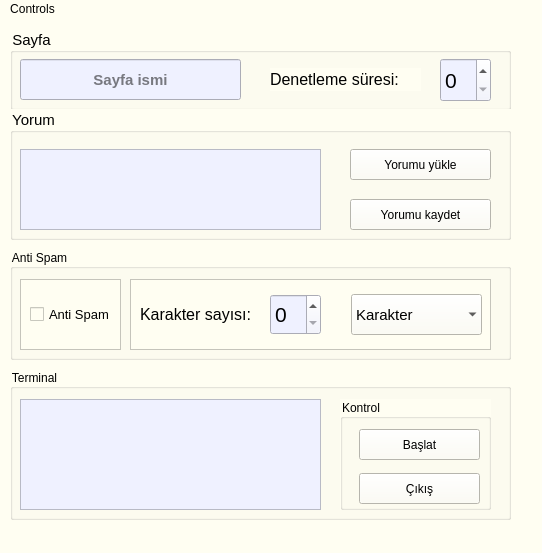
First picture: the form in ui_file/mainUI.ui, repository ramo828/instagram-auto-comment2, before the edit.
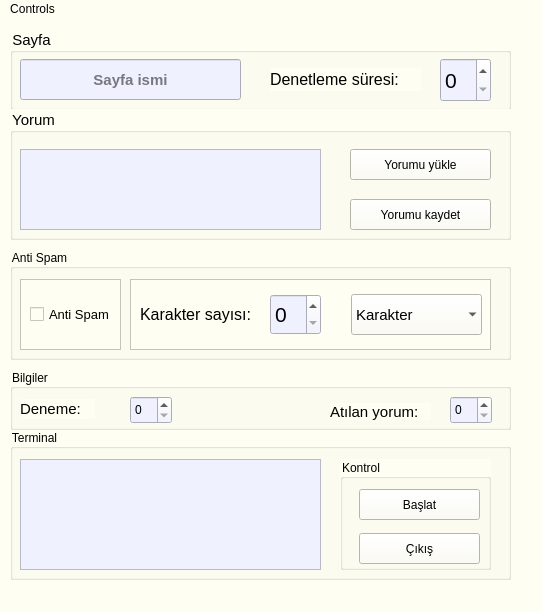
Second picture: the form after the edit. Icons and pictures are not drawn.

The edit to the form file:
```diff
--- a/ui_file/mainUI.ui
+++ b/ui_file/mainUI.ui
@@ -7,7 +7,7 @@
     <x>0</x>
     <y>0</y>
     <width>542</width>
-    <height>553</height>
+    <height>612</height>
    </rect>
   </property>
   <property name="font">
@@ -337,7 +337,7 @@
     <property name="geometry">
      <rect>
       <x>10</x>
-      <y>350</y>
+      <y>410</y>
       <width>501</width>
       <height>151</height>
      </rect>
@@ -413,6 +413,81 @@
      </widget>
     </widget>
    </widget>
+   <widget class="QGroupBox" name="groupBox">
+    <property name="geometry">
+     <rect>
+      <x>10</x>
+      <y>350</y>
+      <width>501</width>
+      <height>61</height>
+     </rect>
+    </property>
+    <property name="title">
+     <string>Bilgiler</string>
+    </property>
+    <widget class="QLabel" name="denme_label">
+     <property name="geometry">
+      <rect>
+       <x>10</x>
+       <y>30</y>
+       <width>75</width>
+       <height>20</height>
+      </rect>
+     </property>
+     <property name="font">
+      <font>
+       <pointsize>11</pointsize>
+      </font>
+     </property>
+     <property name="text">
+      <string>Deneme: </string>
+     </property>
+    </widget>
+    <widget class="QSpinBox" name="try_count">
+     <property name="geometry">
+      <rect>
+       <x>120</x>
+       <y>27</y>
+       <width>42</width>
+       <height>28</height>
+      </rect>
+     </property>
+     <property name="styleSheet">
+      <string notr="true">background-color: rgb(239, 241, 255)</string>
+     </property>
+    </widget>
+    <widget class="QSpinBox" name="comment_counter">
+     <property name="geometry">
+      <rect>
+       <x>440</x>
+       <y>27</y>
+       <width>42</width>
+       <height>28</height>
+      </rect>
+     </property>
+     <property name="styleSheet">
+      <string notr="true">background-color: rgb(239, 241, 255)</string>
+     </property>
+    </widget>
+    <widget class="QLabel" name="comment_count_label">
+     <property name="geometry">
+      <rect>
+       <x>320</x>
+       <y>34</y>
+       <width>101</width>
+       <height>17</height>
+      </rect>
+     </property>
+     <property name="font">
+      <font>
+       <pointsize>11</pointsize>
+      </font>
+     </property>
+     <property name="text">
+      <string>Atılan yorum:</string>
+     </property>
+    </widget>
+   </widget>
   </widget>
   <widget class="QMenuBar" name="menubar">
    <property name="geometry">
```
